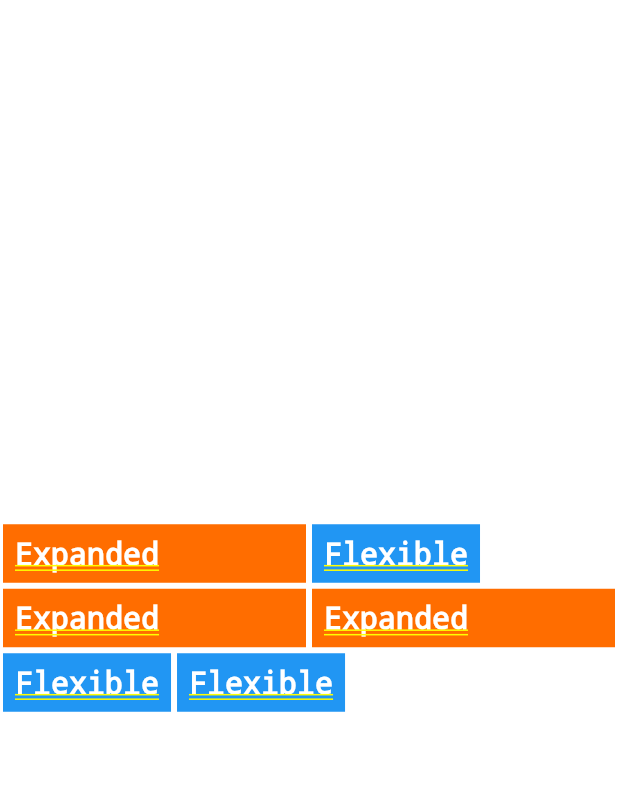
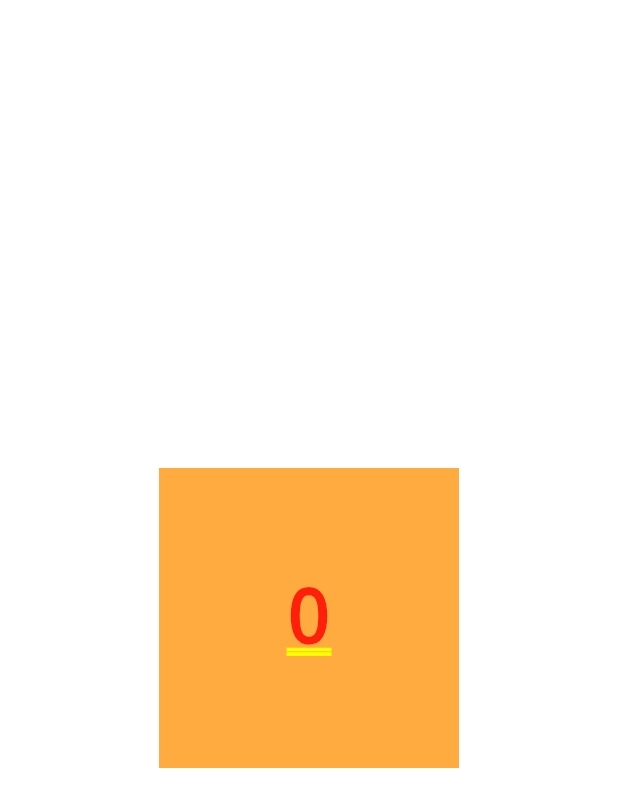
Before and after one commit to srp2210/flutter_learning, a Flutter app: the screen it shows after launch, on a phone screen of 412 x 824 dp. Shown: the top 807 px of the screen. Run offline on Flutter 3.47's test engine with Material 2 defaults, Android fonts, the phone set to English and light mode, and no system bars.

Commit message:
Added gesturedetector

```diff
--- /dev/null
+++ b/flutter_widgets/lib/gesture_detector.dart
@@ -0,0 +1,38 @@
+//! GestureDetector
+import 'package:flutter/material.dart';
+
+class GestureDectectorWidget extends StatefulWidget {
+  const GestureDectectorWidget({Key? key}) : super(key: key);
+
+  @override
+  State<GestureDectectorWidget> createState() => _GestureDectectorWidgetState();
+}
+
+class _GestureDectectorWidgetState extends State<GestureDectectorWidget> {
+  int _counter = 0;
+  @override
+  Widget build(BuildContext context) {
+    return Center(
+      child: GestureDetector(
+        onTap: () {
+          setState(() {
+            _counter += 1;
+          });
+        },
+        child: Container(
+          height: 200,
+          width: 200,
+          color: Colors.orangeAccent,
+          child: Center(
+            child: Text(
+              _counter.toString(),
+              style: const TextStyle(
+                fontSize: 50,
+              ),
+            ),
+          ),
+        ),
+      ),
+    );
+  }
+}
--- a/flutter_widgets/lib/main.dart
+++ b/flutter_widgets/lib/main.dart
@@ -2,6 +2,7 @@ import 'package:flutter/material.dart';
 
 import 'expansion_panel_list.dart';
 import 'flexible.dart';
+import 'gesture_detector.dart';
 
 void main() {
   runApp(const MyApp());
@@ -19,7 +20,7 @@ class MyApp extends StatelessWidget {
       theme: ThemeData(
         primarySwatch: Colors.deepPurple,
       ),
-      home: const FlexibleWidget(),
+      home: const GestureDectectorWidget(),
     );
   }
 }
```
